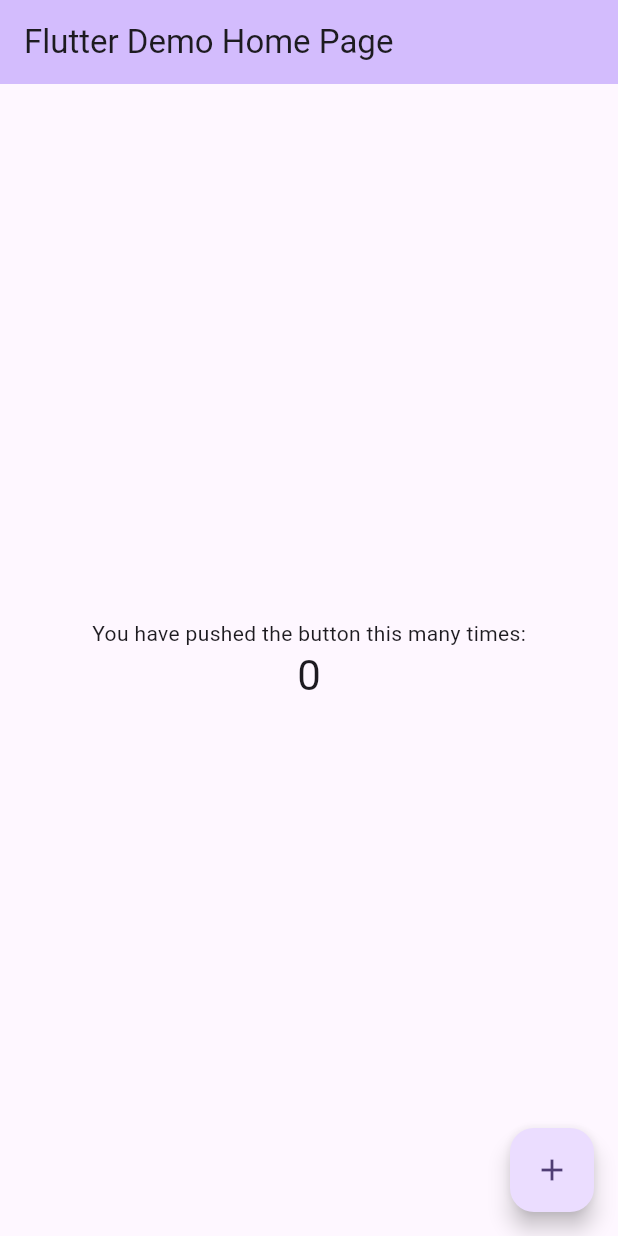
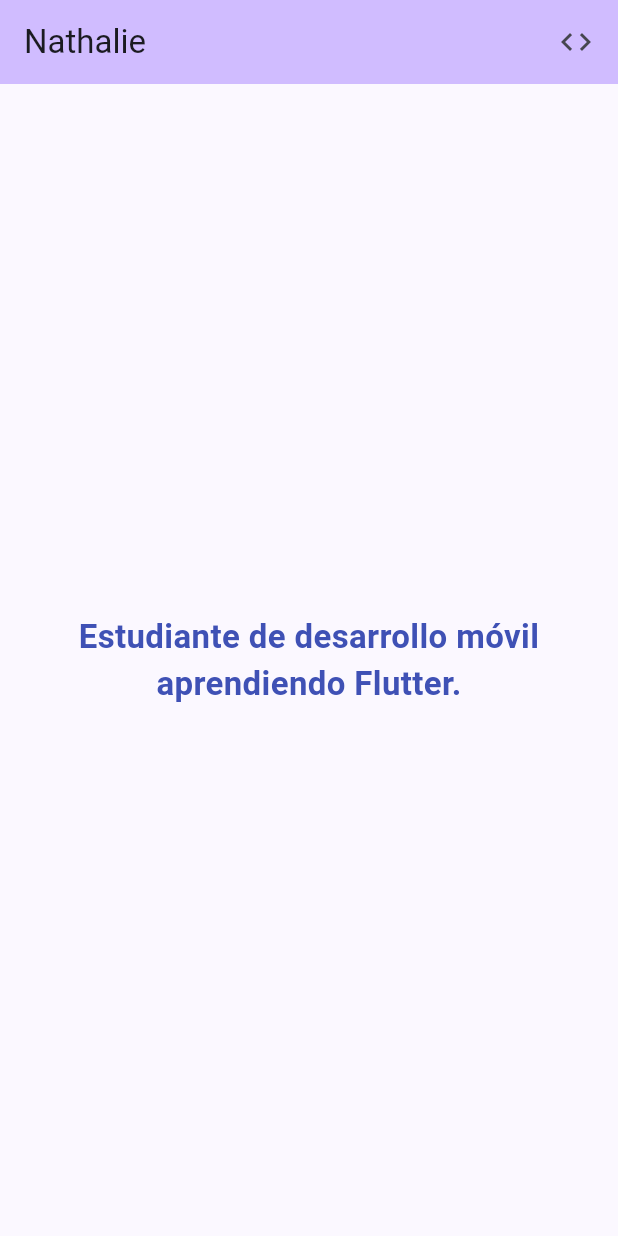
Before and after one commit to 0952460525-lab/Dart1, a Flutter app: the screen it shows after launch, on a phone screen of 412 x 824 dp. Run offline on Flutter 3.47's test engine with Material 3 defaults, Android fonts, the phone set to English and light mode, and no system bars.

Commit message:
App finalizada con nombre Nathalie

```diff
--- a/lib/main.dart
+++ b/lib/main.dart
@@ -1,121 +1,43 @@
-import 'package:material_ui/material_ui.dart';
+import 'package:flutter/material.dart';
 
 void main() {
-  runApp(const MyApp());
+  runApp(const MiApp());
 }
 
-class MyApp extends StatelessWidget {
-  const MyApp({super.key});
+class MiApp extends StatelessWidget {
+  const MiApp({super.key});
 
-  // This widget is the root of your application.
   @override
   Widget build(BuildContext context) {
     return MaterialApp(
-      title: 'Flutter Demo',
+      debugShowCheckedModeBanner: false,
+      title: 'Mi Primera App',
       theme: ThemeData(
-        // This is the theme of your application.
-        //
-        // TRY THIS: Try running your application with "flutter run". You'll see
-        // the application has a purple toolbar. Then, without quitting the app,
-        // try changing the seedColor in the colorScheme below to Colors.green
-        // and then invoke "hot reload" (save your changes or press the "hot
-        // reload" button in a Flutter-supported IDE, or press "r" if you used
-        // the command line to start the app).
-        //
-        // Notice that the counter didn't reset back to zero; the application
-        // state is not lost during the reload. To reset the state, use hot
-        // restart instead.
-        //
-        // This works for code too, not just values: Most code changes can be
-        // tested with just a hot reload.
-        colorScheme: .fromSeed(seedColor: Colors.deepPurple),
+        colorScheme: ColorScheme.fromSeed(seedColor: Colors.indigo),
+        useMaterial3: true,
       ),
-      home: const MyHomePage(title: 'Flutter Demo Home Page'),
-    );
-  }
-}
-
-class MyHomePage extends StatefulWidget {
-  const MyHomePage({super.key, required this.title});
-
-  // This widget is the home page of your application. It is stateful, meaning
-  // that it has a State object (defined below) that contains fields that affect
-  // how it looks.
-
-  // This class is the configuration for the state. It holds the values (in this
-  // case the title) provided by the parent (in this case the App widget) and
-  // used by the build method of the State. Fields in a Widget subclass are
-  // always marked "final".
-
-  final String title;
-
-  @override
-  State<MyHomePage> createState() => _MyHomePageState();
-}
-
-class _MyHomePageState extends State<MyHomePage> {
-  int _counter = 0;
-
-  void _incrementCounter() {
-    setState(() {
-      // This call to setState tells the Flutter framework that something has
-      // changed in this State, which causes it to rerun the build method below
-      // so that the display can reflect the updated values. If we changed
-      // _counter without calling setState(), then the build method would not be
-      // called again, and so nothing would appear to happen.
-      _counter++;
-    });
-  }
-
-  @override
-  Widget build(BuildContext context) {
-    // This method is rerun every time setState is called, for instance as done
-    // by the _incrementCounter method above.
-    //
-    // The Flutter framework has been optimized to make rerunning build methods
-    // fast, so that you can just rebuild anything that needs updating rather
-    // than having to individually change instances of widgets.
-    return Scaffold(
-      appBar: AppBar(
-        // TRY THIS: Try changing the color here to a specific color (to
-        // Colors.amber, perhaps?) and trigger a hot reload to see the AppBar
-        // change color while the other colors stay the same.
-        backgroundColor: Theme.of(context).colorScheme.inversePrimary,
-        // Here we take the value from the MyHomePage object that was created by
-        // the App.build method, and use it to set our appbar title.
-        title: Text(widget.title),
-      ),
-      body: Center(
-        // Center is a layout widget. It takes a single child and positions it
-        // in the middle of the parent.
-        child: Column(
-          // Column is also a layout widget. It takes a list of children and
-          // arranges them vertically. By default, it sizes itself to fit its
-          // children horizontally, and tries to be as tall as its parent.
-          //
-          // Column has various properties to control how it sizes itself and
-          // how it positions its children. Here we use mainAxisAlignment to
-          // center the children vertically; the main axis here is the vertical
-          // axis because Columns are vertical (the cross axis would be
-          // horizontal).
-          //
-          // TRY THIS: Invoke "debug painting" (choose the "Toggle Debug Paint"
-          // action in the IDE, or press "p" in the console), to see the
-          // wireframe for each widget.
-          mainAxisAlignment: .center,
-          children: [
-            const Text('You have pushed the button this many times:'),
-            Text(
-              '$_counter',
-              style: Theme.of(context).textTheme.headlineMedium,
+      home: Scaffold(
+        appBar: AppBar(
+          title: const Text('Nathalie'),
+          backgroundColor: Theme.of(context).colorScheme.inversePrimary,
+          actions: const [
+            Padding(
+              padding: EdgeInsets.only(right: 16.0),
+              child: Icon(Icons.code),
             ),
           ],
         ),
-      ),
-      floatingActionButton: FloatingActionButton(
-        onPressed: _incrementCounter,
-        tooltip: 'Increment',
-        child: const Icon(Icons.add),
+        body: const Center(
+          child: Text(
+            'Estudiante de desarrollo móvil aprendiendo Flutter.',
+            textAlign: TextAlign.center,
+            style: TextStyle(
+              fontSize: 22.0,
+              color: Colors.indigo,
+              fontWeight: FontWeight.bold,
+            ),
+          ),
+        ),
       ),
     );
   }
```
Also changed, not shown: 2 other files.
